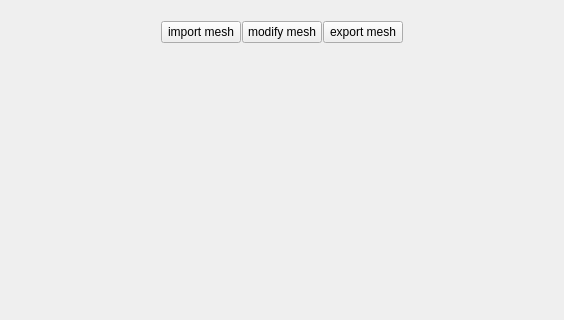
The window that src/windows/ui/main_window.ui (nsmela/brachify) describes before a commit, drawn with Qt 5; both pictures show x 159 to 723 and y 0 to 320 of the 882 by 687 pixel window.
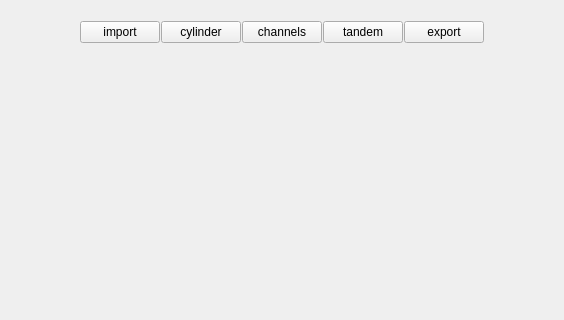
The same window after the commit. The open tabs and pages were chosen to show the change.

Commit message: progress implementing the first view

What changed in the file:
```diff
--- a/src/windows/ui/main_window.ui
+++ b/src/windows/ui/main_window.ui
@@ -85,33 +85,47 @@
           </size>
          </property>
          <property name="text">
-          <string>import mesh</string>
+          <string>import</string>
          </property>
         </widget>
        </item>
        <item>
         <widget class="QPushButton" name="btn_dicom_view">
          <property name="text">
-          <string>modify mesh</string>
+          <string>cylinder</string>
+         </property>
+        </widget>
+       </item>
+       <item>
+        <widget class="QPushButton" name="btn_channels_view">
+         <property name="minimumSize">
+          <size>
+           <width>80</width>
+           <height>0</height>
+          </size>
+         </property>
+         <property name="maximumSize">
+          <size>
+           <width>80</width>
+           <height>16777215</height>
+          </size>
+         </property>
+         <property name="text">
+          <string>channels</string>
+         </property>
+        </widget>
+       </item>
+       <item>
+        <widget class="QPushButton" name="btn_tandem_view">
+         <property name="text">
+          <string>tandem</string>
          </property>
         </widget>
        </item>
        <item>
         <widget class="QPushButton" name="btn_export_view">
-         <property name="minimumSize">
-          <size>
-           <width>80</width>
-           <height>0</height>
-          </size>
-         </property>
-         <property name="maximumSize">
-          <size>
-           <width>80</width>
-           <height>16777215</height>
-          </size>
-         </property>
          <property name="text">
-          <string>export mesh</string>
+          <string>export</string>
          </property>
         </widget>
        </item>
```
Left out of the diff: 19 changed lines with no effect on the pictures. The commit also changes 14 other files.
